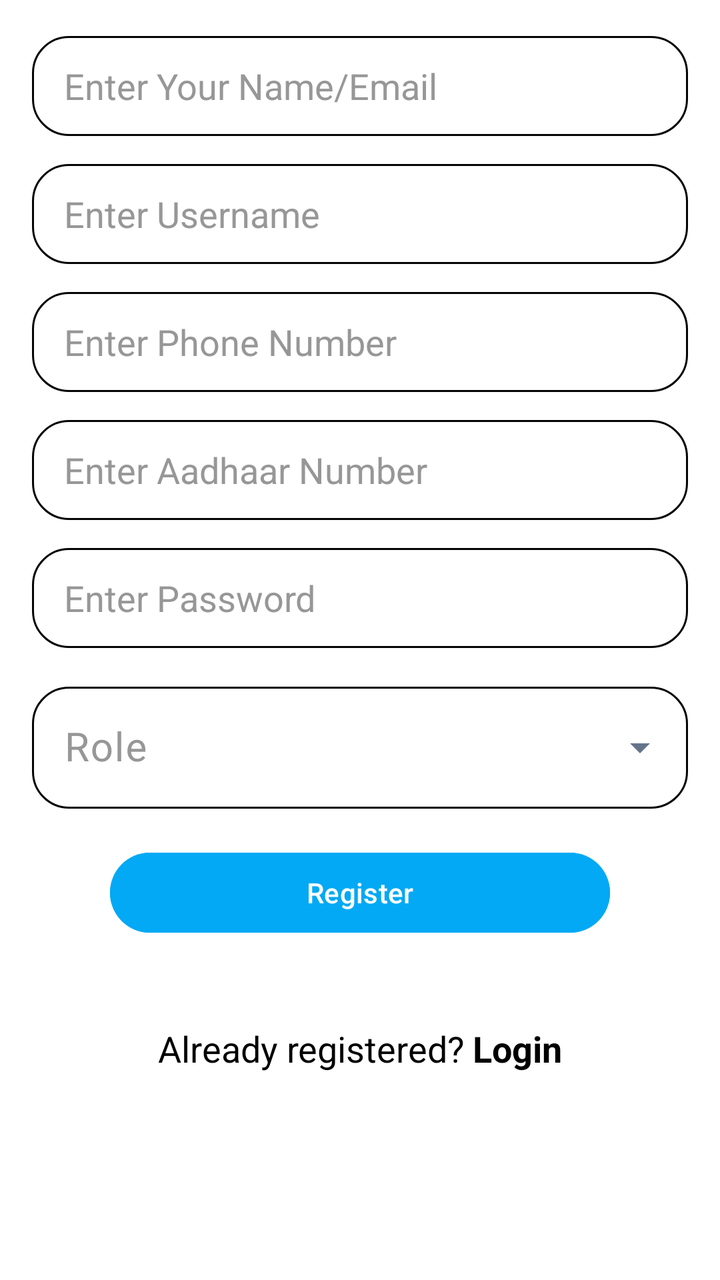
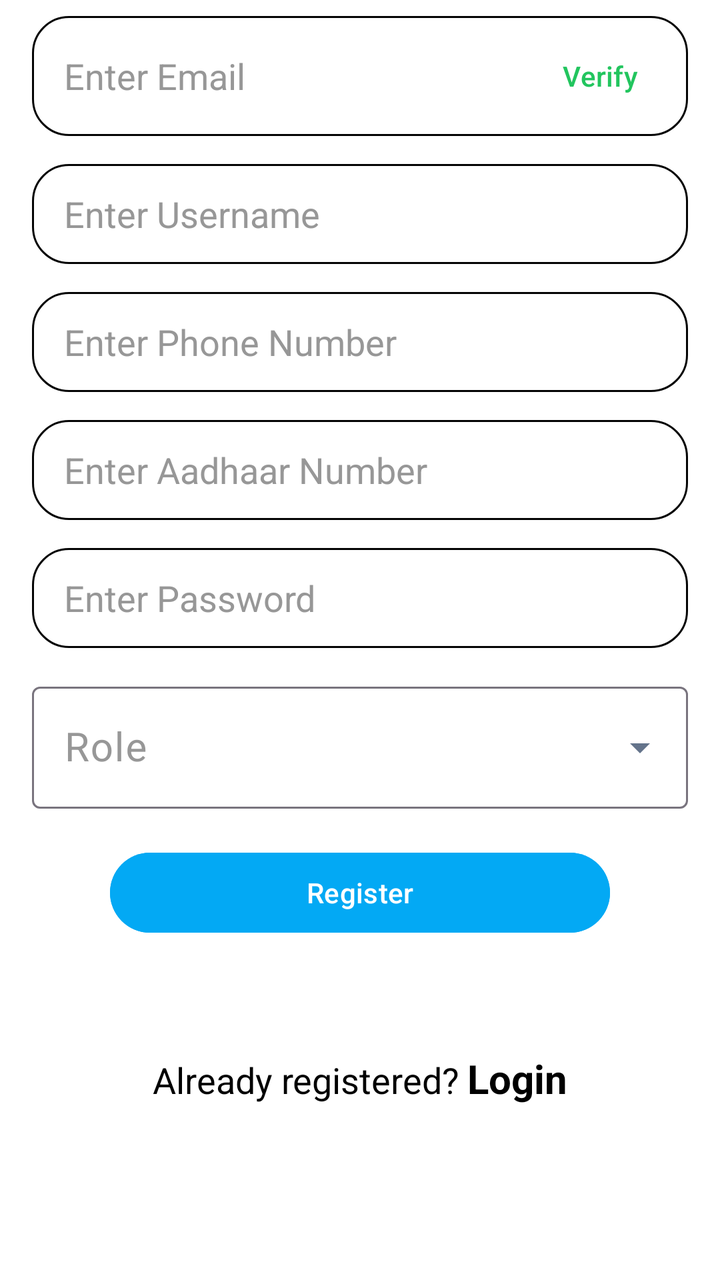

Two renders of the same Android screen: before a commit and after it. Below are the layout's source before the change and the commit's diff.
<!-- AndroidManifest.xml: application theme Theme.HealthYatra -->
<!-- res/layout/fragment_sign_up.xml -->
<?xml version="1.0" encoding="utf-8"?>
<ScrollView
    xmlns:android="http://schemas.android.com/apk/res/android"
    xmlns:tools="http://schemas.android.com/tools"
    xmlns:app="http://schemas.android.com/apk/res-auto"
    android:layout_width="match_parent"
    android:layout_height="match_parent"
    android:background="@color/primary"
    android:fillViewport="true"
    android:clipToPadding="false"
    tools:context=".fragment.SignUp">

    <androidx.constraintlayout.widget.ConstraintLayout
        android:id="@+id/frameLayout"
        android:layout_width="match_parent"
        android:layout_height="wrap_content"
        android:paddingStart="16dp"
        android:paddingEnd="16dp"
        android:paddingTop="8dp"
        android:paddingBottom="80dp">

        
        <androidx.appcompat.widget.AppCompatEditText
            android:id="@+id/email"
            android:layout_width="0dp"
            android:layout_height="50dp"
            android:layout_marginTop="10dp"
            android:importantForAutofill="no"
            android:textColor="?attr/colorOnSurface"
            android:background="@drawable/bg_edittext"
            android:hint="@string/enter_your_email"
            android:inputType="textEmailAddress"
            android:maxLength="20"
            android:textColorHint="#FB959595"
            app:layout_constraintEnd_toEndOf="parent"
            app:layout_constraintStart_toStartOf="parent"
            app:layout_constraintTop_toTopOf="parent" />

        
        <androidx.appcompat.widget.AppCompatEditText
            android:id="@+id/username"
            android:layout_width="0dp"
            android:layout_height="50dp"
            android:layout_marginTop="14dp"
            android:autofillHints="username"
            android:background="@drawable/bg_edittext"
            android:textColor="?attr/colorOnSurface"
            android:hint="@string/enter_username"
            android:inputType="text"
            android:maxLength="20"
            android:textColorHint="#FB959595"
            app:layout_constraintEnd_toEndOf="parent"
            app:layout_constraintStart_toStartOf="parent"
            app:layout_constraintTop_toBottomOf="@id/email" />

        
        <androidx.appcompat.widget.AppCompatEditText
            android:id="@+id/phoneNumber"
            android:layout_width="0dp"
            android:layout_height="50dp"
            android:layout_marginTop="14dp"
            android:autofillHints="phone"
            android:background="@drawable/bg_edittext"
            android:textColor="?attr/colorOnSurface"
            android:hint="@string/enter_phone_number"
            android:inputType="phone"
            android:maxLength="10"
            android:textColorHint="#FB959595"
            app:layout_constraintEnd_toEndOf="parent"
            app:layout_constraintStart_toStartOf="parent"
            app:layout_constraintTop_toBottomOf="@id/username" />

        
        <androidx.appcompat.widget.AppCompatEditText
            android:id="@+id/Aadhaar"
            android:layout_width="0dp"
            android:layout_height="50dp"
            android:layout_marginTop="14dp"
            android:importantForAutofill="no"
            android:background="@drawable/bg_edittext"
            android:textColor="?attr/colorOnSurface"
            android:hint="@string/enter_aadhaar_number"
            android:inputType="number"
            android:maxLength="12"
            android:textColorHint="#FB959595"
            app:layout_constraintEnd_toEndOf="parent"
            app:layout_constraintStart_toStartOf="parent"
            app:layout_constraintTop_toBottomOf="@id/phoneNumber" />

        
        <androidx.appcompat.widget.AppCompatEditText
            android:id="@+id/password"
            android:layout_width="0dp"
            android:layout_height="50dp"
            android:layout_marginTop="14dp"
            android:autofillHints="password"
            android:background="@drawable/bg_edittext"
            android:textColor="?attr/colorOnSurface"
            android:hint="@string/enter_password"
            android:inputType="textPassword"
            android:textColorHint="#FB959595"
            app:layout_constraintEnd_toEndOf="parent"
            app:layout_constraintStart_toStartOf="parent"
            app:layout_constraintTop_toBottomOf="@id/Aadhaar" />

        
        <com.google.android.material.textfield.TextInputLayout
            android:id="@+id/roleLayout"
            style="@style/Widget.Material3.TextInputLayout.OutlinedBox.ExposedDropdownMenu"
            android:layout_width="0dp"
            android:layout_height="wrap_content"
            android:layout_marginTop="14dp"
            android:hint="@string/role"
            android:textColorHint="#FB959595"
            app:layout_constraintEnd_toEndOf="parent"
            app:layout_constraintStart_toStartOf="parent"
            app:layout_constraintTop_toBottomOf="@id/password">

            <com.google.android.material.textfield.MaterialAutoCompleteTextView
                android:id="@+id/role"
                android:layout_width="match_parent"
                android:layout_height="wrap_content"
                android:background="@drawable/bg_edittext"
                android:textColor="?attr/colorOnSurface"
                android:inputType="none"
                android:textSize="20sp" />

        </com.google.android.material.textfield.TextInputLayout>

        
        <com.google.android.material.button.MaterialButton
            android:id="@+id/registerBtn"
            android:layout_width="250dp"
            android:layout_height="wrap_content"
            android:layout_marginTop="18dp"
            android:backgroundTint="#03A9F4"
            android:text="@string/register"
            android:textColor="@color/primary"
            app:layout_constraintEnd_toEndOf="parent"
            app:layout_constraintStart_toStartOf="parent"
            app:layout_constraintTop_toBottomOf="@id/roleLayout" />

        
        <LinearLayout
            android:layout_width="wrap_content"
            android:layout_height="wrap_content"

            android:orientation="horizontal"
            android:layout_marginTop="18dp"
            app:layout_constraintBottom_toBottomOf="parent"
            app:layout_constraintEnd_toEndOf="parent"
            app:layout_constraintStart_toStartOf="parent"
            app:layout_constraintTop_toBottomOf="@id/registerBtn">

            <TextView
                android:layout_width="wrap_content"
                android:layout_height="wrap_content"
                android:text="@string/already_registered"
                android:textColor="@color/text_primary"
                android:textSize="18sp"
                />

            <TextView
                android:id="@+id/tvLogin"
                android:layout_width="wrap_content"
                android:layout_height="wrap_content"
                android:clickable="true"
               android:layout_marginStart="4dp"
                android:text="@string/login"
                android:textColor="@color/text_primary"
                android:textSize="18sp"
                android:textStyle="bold" />

        </LinearLayout>

    </androidx.constraintlayout.widget.ConstraintLayout>

</ScrollView>
<!-- resources referenced by this layout -->
<resources>
  <color name="primary">#FFFFFF</color>
  <color name="text_primary">#000000</color>
  <!-- drawable bg_edittext (drawable) -->
  <?xml version="1.0" encoding="utf-8"?>
  <selector xmlns:android="http://schemas.android.com/apk/res/android">
  
      
      <item android:state_focused="true">
          <shape android:shape="rectangle">
  
              <solid android:color="#00FBFBFB" />
  
              <stroke
                  android:width="2dp"
                  android:color="#4BD9AC" />
  
              <corners android:radius="18dp" />
  
              <padding
                  android:left="16dp"
                  android:top="0dp"
                  android:right="16dp"
                  android:bottom="0dp" />
  
          </shape>
      </item>
  
      
      <item>
          <shape android:shape="rectangle">
  
              <solid android:color="#00FBFBFB" />
  
              <stroke
                  android:width="1dp"
                  android:color="#040404" />
  
              <corners android:radius="18dp" />
  
              <padding
                  android:left="16dp"
                  android:top="0dp"
                  android:right="16dp"
                  android:bottom="0dp" />
  
          </shape>
      </item>
  
  </selector>
  <string name="already_registered">Already registered?</string>
  <string name="enter_aadhaar_number">Enter Aadhaar Number</string>
  <string name="enter_password">Enter Password</string>
  <string name="enter_phone_number">Enter Phone Number</string>
  <string name="enter_username">Enter Username</string>
  <string name="enter_your_email">Enter Your Name/Email</string>
  <string name="login">Login</string>
  <string name="register">Register</string>
  <string name="role">Role</string>
  <style name="Theme.HealthYatra" parent="Theme.Material3.Light.NoActionBar">
  
          <item name="colorPrimary">@color/primary</item>
          <item name="colorPrimaryContainer">@color/primary_light</item>
  
          <item name="android:colorBackground">@color/background</item>
          <item name="colorSurface">@color/white</item>
  
          <item name="android:textColorPrimary">@color/text_primary</item>
          <item name="android:textColorSecondary">@color/text_secondary</item>
  
          
          <item name="android:statusBarColor">@color/text_primary</item>
          <item name="android:windowLightStatusBar">true</item>
  
          
          <item name="android:navigationBarColor">@color/white</item>
  
          <item name="colorControlActivated">#1565C0</item>
  
          <item name="colorOnSurface">#1F2937</item>
          <item name="colorOnSurfaceVariant">#64748B</item>
  
      </style>
  <color name="primary_light">#CACACA</color>
  <color name="background">#F8FAFC</color>
  <color name="white">#FFFFFF</color>
  <color name="text_secondary">#64748B</color>
</resources>

<!-- the commit's change to res/layout/fragment_sign_up.xml (unified diff, before → after) -->
@@ -17,24 +17,77 @@
         android:paddingStart="16dp"
         android:paddingEnd="16dp"
         android:paddingTop="8dp"
-        android:paddingBottom="80dp">
-
-        
-        <androidx.appcompat.widget.AppCompatEditText
-            android:id="@+id/email"
-            android:layout_width="0dp"
-            android:layout_height="50dp"
-            android:layout_marginTop="10dp"
-            android:importantForAutofill="no"
-            android:textColor="?attr/colorOnSurface"
-            android:background="@drawable/bg_edittext"
-            android:hint="@string/enter_your_email"
-            android:inputType="textEmailAddress"
-            android:maxLength="20"
-            android:textColorHint="#FB959595"
-            app:layout_constraintEnd_toEndOf="parent"
-            app:layout_constraintStart_toStartOf="parent"
-            app:layout_constraintTop_toTopOf="parent" />
+        android:paddingBottom="32dp">
+
+        
+        <FrameLayout
+            android:id="@+id/emailFrame"
+            android:layout_width="0dp"
+            android:layout_height="60dp"
+            app:layout_constraintTop_toTopOf="parent"
+            app:layout_constraintStart_toStartOf="parent"
+            app:layout_constraintEnd_toEndOf="parent">
+
+            <androidx.appcompat.widget.AppCompatEditText
+                android:id="@+id/email"
+                android:layout_width="match_parent"
+                android:layout_height="match_parent"
+                android:background="@drawable/bg_edittext"
+                android:hint="@string/enter_your_email"
+                android:importantForAutofill="no"
+                android:inputType="textEmailAddress"
+                android:maxLength="20"
+                android:paddingEnd="80dp"
+                android:textColor="?attr/colorOnSurface"
+                android:textColorHint="#FB959595"
+                tools:ignore="RtlSymmetry" />
+
+            <Button
+                android:id="@+id/btnVerifyEmail"
+                android:layout_width="wrap_content"
+                android:layout_height="match_parent"
+                android:layout_gravity="end|center_vertical"
+                android:background="@android:color/transparent"
+                android:text="@string/verify"
+                android:textColor="@color/success" />
+
+        </FrameLayout>
+
+        
+        <FrameLayout
+            android:id="@+id/otpFrame"
+            android:layout_width="0dp"
+            android:layout_height="60dp"
+            android:layout_marginTop="14dp"
+            android:visibility="gone"
+            app:layout_constraintTop_toBottomOf="@id/emailFrame"
+            app:layout_constraintStart_toStartOf="parent"
+            app:layout_constraintEnd_toEndOf="parent">
+
+            <androidx.appcompat.widget.AppCompatEditText
+                android:id="@+id/otpValidateEt"
+                android:layout_width="match_parent"
+                android:layout_height="match_parent"
+                android:background="@drawable/bg_edittext"
+                android:hint="@string/otp"
+                android:importantForAutofill="no"
+                android:inputType="number"
+                android:maxLength="6"
+                android:paddingEnd="80dp"
+                android:textColor="?attr/colorOnSurface"
+                android:textColorHint="#FB959595"
+                tools:ignore="RtlSymmetry" />
+
+            <Button
+                android:id="@+id/validateBtn"
+                android:layout_width="wrap_content"
+                android:layout_height="match_parent"
+                android:layout_gravity="end|center_vertical"
+                android:background="@android:color/transparent"
+                android:text="@string/validate"
+                android:textColor="@color/success" />
+
+        </FrameLayout>
 
         
         <androidx.appcompat.widget.AppCompatEditText
@@ -44,14 +97,14 @@
             android:layout_marginTop="14dp"
             android:autofillHints="username"
             android:background="@drawable/bg_edittext"
-            android:textColor="?attr/colorOnSurface"
             android:hint="@string/enter_username"
             android:inputType="text"
             android:maxLength="20"
-            android:textColorHint="#FB959595"
-            app:layout_constraintEnd_toEndOf="parent"
-            app:layout_constraintStart_toStartOf="parent"
-            app:layout_constraintTop_toBottomOf="@id/email" />
+            android:textColor="?attr/colorOnSurface"
+            android:textColorHint="#FB959595"
+            app:layout_constraintTop_toBottomOf="@id/otpFrame"
+            app:layout_constraintStart_toStartOf="parent"
+            app:layout_constraintEnd_toEndOf="parent" />
 
         
         <androidx.appcompat.widget.AppCompatEditText
@@ -61,14 +114,14 @@
             android:layout_marginTop="14dp"
             android:autofillHints="phone"
             android:background="@drawable/bg_edittext"
-            android:textColor="?attr/colorOnSurface"
             android:hint="@string/enter_phone_number"
             android:inputType="phone"
             android:maxLength="10"
-            android:textColorHint="#FB959595"
-            app:layout_constraintEnd_toEndOf="parent"
-            app:layout_constraintStart_toStartOf="parent"
-            app:layout_constraintTop_toBottomOf="@id/username" />
+            android:textColor="?attr/colorOnSurface"
+            android:textColorHint="#FB959595"
+            app:layout_constraintTop_toBottomOf="@id/username"
+            app:layout_constraintStart_toStartOf="parent"
+            app:layout_constraintEnd_toEndOf="parent" />
 
         
         <androidx.appcompat.widget.AppCompatEditText
@@ -78,14 +131,14 @@
             android:layout_marginTop="14dp"
             android:importantForAutofill="no"
             android:background="@drawable/bg_edittext"
-            android:textColor="?attr/colorOnSurface"
             android:hint="@string/enter_aadhaar_number"
             android:inputType="number"
             android:maxLength="12"
-            android:textColorHint="#FB959595"
-            app:layout_constraintEnd_toEndOf="parent"
-            app:layout_constraintStart_toStartOf="parent"
-            app:layout_constraintTop_toBottomOf="@id/phoneNumber" />
+            android:textColor="?attr/colorOnSurface"
+            android:textColorHint="#FB959595"
+            app:layout_constraintTop_toBottomOf="@id/phoneNumber"
+            app:layout_constraintStart_toStartOf="parent"
+            app:layout_constraintEnd_toEndOf="parent" />
 
         
         <androidx.appcompat.widget.AppCompatEditText
@@ -93,15 +146,15 @@
             android:layout_width="0dp"
             android:layout_height="50dp"
             android:layout_marginTop="14dp"
-            android:autofillHints="password"
-            android:background="@drawable/bg_edittext"
-            android:textColor="?attr/colorOnSurface"
+            android:autofillHints="newPassword"
+            android:background="@drawable/bg_edittext"
             android:hint="@string/enter_password"
             android:inputType="textPassword"
-            android:textColorHint="#FB959595"
-            app:layout_constraintEnd_toEndOf="parent"
-            app:layout_constraintStart_toStartOf="parent"
-            app:layout_constraintTop_toBottomOf="@id/Aadhaar" />
+            android:textColor="?attr/colorOnSurface"
+            android:textColorHint="#FB959595"
+            app:layout_constraintTop_toBottomOf="@id/Aadhaar"
+            app:layout_constraintStart_toStartOf="parent"
+            app:layout_constraintEnd_toEndOf="parent" />
 
         
         <com.google.android.material.textfield.TextInputLayout
@@ -112,17 +165,16 @@
             android:layout_marginTop="14dp"
             android:hint="@string/role"
             android:textColorHint="#FB959595"
-            app:layout_constraintEnd_toEndOf="parent"
-            app:layout_constraintStart_toStartOf="parent"
-            app:layout_constraintTop_toBottomOf="@id/password">
+            app:layout_constraintTop_toBottomOf="@id/password"
+            app:layout_constraintStart_toStartOf="parent"
+            app:layout_constraintEnd_toEndOf="parent">
 
             <com.google.android.material.textfield.MaterialAutoCompleteTextView
                 android:id="@+id/role"
                 android:layout_width="match_parent"
                 android:layout_height="wrap_content"
-                android:background="@drawable/bg_edittext"
+                android:inputType="none"
                 android:textColor="?attr/colorOnSurface"
-                android:inputType="none"
                 android:textSize="20sp" />
 
         </com.google.android.material.textfield.TextInputLayout>
@@ -136,39 +188,38 @@
             android:backgroundTint="#03A9F4"
             android:text="@string/register"
             android:textColor="@color/primary"
-            app:layout_constraintEnd_toEndOf="parent"
-            app:layout_constraintStart_toStartOf="parent"
-            app:layout_constraintTop_toBottomOf="@id/roleLayout" />
+            app:layout_constraintTop_toBottomOf="@id/roleLayout"
+            app:layout_constraintStart_toStartOf="parent"
+            app:layout_constraintEnd_toEndOf="parent" />
 
         
         <LinearLayout
+            android:id="@+id/loginPrompt"
             android:layout_width="wrap_content"
             android:layout_height="wrap_content"
-
             android:orientation="horizontal"
-            android:layout_marginTop="18dp"
-            app:layout_constraintBottom_toBottomOf="parent"
+            app:layout_constraintTop_toBottomOf="@id/registerBtn"
+            app:layout_constraintStart_toStartOf="parent"
             app:layout_constraintEnd_toEndOf="parent"
-            app:layout_constraintStart_toStartOf="parent"
-            app:layout_constraintTop_toBottomOf="@id/registerBtn">
+            app:layout_constraintBottom_toBottomOf="parent">
 
             <TextView
                 android:layout_width="wrap_content"
                 android:layout_height="wrap_content"
                 android:text="@string/already_registered"
                 android:textColor="@color/text_primary"
-                android:textSize="18sp"
-                />
+                android:textSize="18sp" />
 
             <TextView
                 android:id="@+id/tvLogin"
                 android:layout_width="wrap_content"
                 android:layout_height="wrap_content"
+                android:layout_marginStart="4dp"
                 android:clickable="true"
-               android:layout_marginStart="4dp"
+                android:focusable="true"
                 android:text="@string/login"
                 android:textColor="@color/text_primary"
-                android:textSize="18sp"
+                android:textSize="20sp"
                 android:textStyle="bold" />
 
         </LinearLayout>
<!-- resource entries referenced after the edit -->
@@ -1,6 +1,7 @@
 <!-- resources referenced by this layout -->
 <resources>
   <color name="primary">#FFFFFF</color>
+  <color name="success">#22C55E</color>
   <color name="text_primary">#000000</color>
   <!-- drawable bg_edittext (drawable) -->
   <?xml version="1.0" encoding="utf-8"?>
@@ -54,10 +55,13 @@
   <string name="enter_password">Enter Password</string>
   <string name="enter_phone_number">Enter Phone Number</string>
   <string name="enter_username">Enter Username</string>
-  <string name="enter_your_email">Enter Your Name/Email</string>
+  <string name="enter_your_email">Enter Email</string>
   <string name="login">Login</string>
+  <string name="otp">OTP</string>
   <string name="register">Register</string>
   <string name="role">Role</string>
+  <string name="validate">Validate</string>
+  <string name="verify">Verify</string>
   <style name="Theme.HealthYatra" parent="Theme.Material3.Light.NoActionBar">
   
           <item name="colorPrimary">@color/primary</item>
